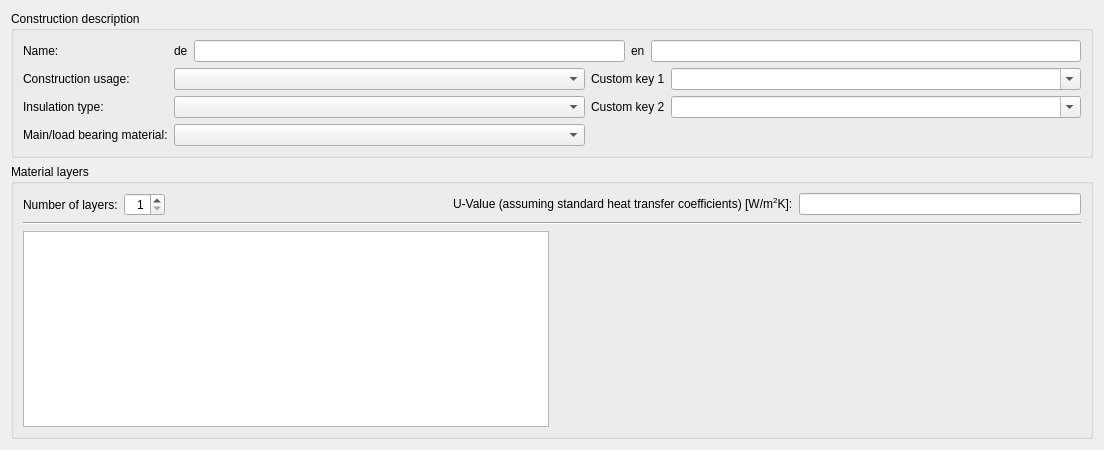
First picture: the form in SIM-VICUS/src/SVDBConstructionEditWidget.ui, repository ghorwin/SIM-VICUS, before the edit.
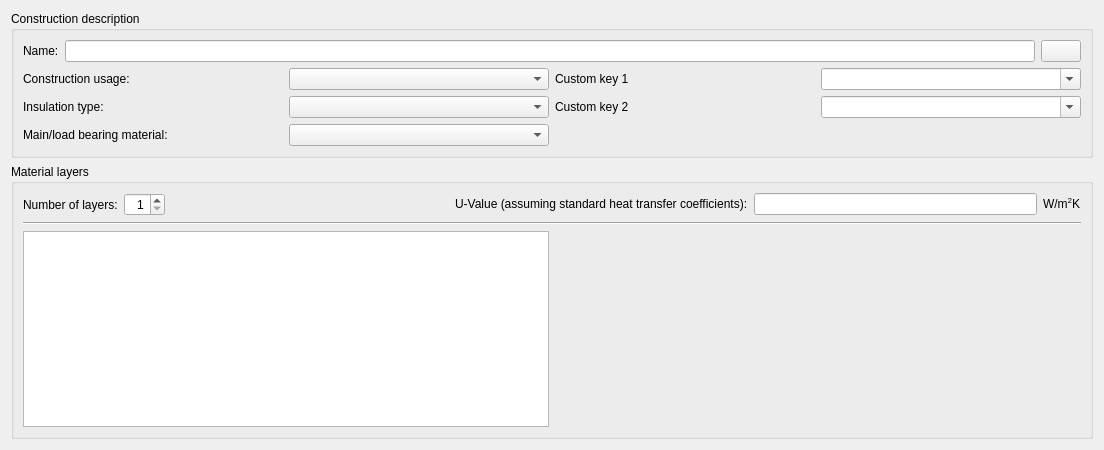
Second picture: the form after the edit. Custom widgets are drawn as their Qt base class.

Commit message: edit construction ui's

What changed in the file:
```diff
--- a/SIM-VICUS/src/SVDBConstructionEditWidget.ui
+++ b/SIM-VICUS/src/SVDBConstructionEditWidget.ui
@@ -31,93 +31,94 @@
      <property name="title">
       <string>Construction description</string>
      </property>
-     <layout class="QGridLayout" name="gridLayout" columnstretch="0,1,0,1">
+     <layout class="QGridLayout" name="gridLayout_2">
       <item row="0" column="0">
+       <layout class="QVBoxLayout" name="verticalLayout_3">
+        <item>
+         <layout class="QHBoxLayout" name="horizontalLayout_3">
+          <item>
        <widget class="QLabel" name="label_3">
         <property name="text">
          <string>Name:</string>
         </property>
        </widget>
       </item>
-      <item row="1" column="0">
+          <item>
+           <widget class="QtExt::LanguageStringEditWidget1" name="lineEditName"/>
+          </item>
+          <item>
+           <widget class="QtExt::ColorButton" name="pushButtonColor">
+            <property name="sizePolicy">
+             <sizepolicy hsizetype="Fixed" vsizetype="Fixed">
+              <horstretch>0</horstretch>
+              <verstretch>0</verstretch>
+             </sizepolicy>
+            </property>
+           </widget>
+          </item>
+         </layout>
+        </item>
+        <item>
+         <layout class="QGridLayout" name="gridLayout">
+          <item row="0" column="0">
        <widget class="QLabel" name="label_6">
         <property name="text">
          <string>Construction usage:</string>
         </property>
        </widget>
       </item>
-      <item row="1" column="1">
+          <item row="0" column="1">
        <widget class="QComboBox" name="comboBoxConstructionUsage"/>
       </item>
-      <item row="1" column="2">
+          <item row="0" column="2">
        <widget class="QLabel" name="label_7">
         <property name="text">
          <string>Custom key 1</string>
         </property>
        </widget>
       </item>
-      <item row="1" column="3">
+          <item row="0" column="3">
        <widget class="QComboBox" name="comboBoxUserKey1">
         <property name="editable">
          <bool>true</bool>
         </property>
        </widget>
       </item>
-      <item row="2" column="0">
+          <item row="1" column="0">
        <widget class="QLabel" name="label_2">
         <property name="text">
          <string>Insulation type:</string>
         </property>
        </widget>
       </item>
-      <item row="2" column="1">
+          <item row="1" column="1">
        <widget class="QComboBox" name="comboBoxInsulationKind"/>
       </item>
-      <item row="2" column="2">
+          <item row="1" column="2">
        <widget class="QLabel" name="label_8">
         <property name="text">
          <string>Custom key 2</string>
         </property>
        </widget>
       </item>
-      <item row="2" column="3">
+          <item row="1" column="3">
        <widget class="QComboBox" name="comboBoxUserKey2">
         <property name="editable">
          <bool>true</bool>
         </property>
        </widget>
       </item>
-      <item row="3" column="0">
+          <item row="2" column="0">
        <widget class="QLabel" name="label_4">
         <property name="text">
          <string>Main/load bearing material:</string>
         </property>
        </widget>
       </item>
-      <item row="3" column="1">
+          <item row="2" column="1">
        <widget class="QComboBox" name="comboBoxMaterialKind"/>
       </item>
-      <item row="0" column="1" colspan="3">
-       <layout class="QHBoxLayout" name="horizontalLayout_4">
-        <item>
-         <widget class="QLabel" name="labelNameDe">
-          <property name="text">
-           <string>de</string>
-          </property>
-         </widget>
-        </item>
-        <item>
-         <widget class="QLineEdit" name="lineEditNameDe"/>
-        </item>
-        <item>
-         <widget class="QLabel" name="labelNameEn">
-          <property name="text">
-           <string>en</string>
-          </property>
-         </widget>
-        </item>
-        <item>
-         <widget class="QLineEdit" name="lineEditNameEn"/>
+         </layout>
         </item>
        </layout>
       </item>
@@ -131,7 +132,7 @@
      </property>
      <layout class="QVBoxLayout" name="verticalLayout">
       <item>
-       <layout class="QHBoxLayout" name="horizontalLayout_3">
+       <layout class="QHBoxLayout" name="horizontalLayout">
         <item>
          <widget class="QLabel" name="label">
           <property name="sizePolicy">
@@ -174,7 +175,7 @@
         <item>
          <widget class="QLabel" name="labelUValue">
           <property name="text">
-           <string>U-Value (assuming standard heat transfer coefficients) [W/m&lt;sup&gt;2&lt;/sup&gt;K]:</string>
+           <string>&lt;html&gt;&lt;head/&gt;&lt;body&gt;&lt;p&gt;U-Value (assuming standard heat transfer coefficients):&lt;/p&gt;&lt;/body&gt;&lt;/html&gt;</string>
           </property>
          </widget>
         </item>
@@ -188,6 +189,13 @@
           </property>
          </widget>
         </item>
+        <item>
+         <widget class="QLabel" name="labelUValueUnit">
+          <property name="text">
+           <string>&lt;html&gt;&lt;head/&gt;&lt;body&gt;&lt;p&gt;W/m&lt;span style=&quot; vertical-align:super;&quot;&gt;2&lt;/span&gt;K&lt;/p&gt;&lt;/body&gt;&lt;/html&gt;</string>
+          </property>
+         </widget>
+        </item>
        </layout>
       </item>
       <item>
@@ -242,6 +250,16 @@
    <header>QtExt_ConstructionViewWidget.h</header>
    <container>1</container>
   </customwidget>
+  <customwidget>
+   <class>QtExt::ColorButton</class>
+   <extends>QPushButton</extends>
+   <header location="global">QtExt_ColorButton.h</header>
+  </customwidget>
+  <customwidget>
+   <class>QtExt::LanguageStringEditWidget1</class>
+   <extends>QLineEdit</extends>
+   <header location="global">QtExt_LanguageStringEditWidget1.h</header>
+  </customwidget>
  </customwidgets>
  <resources/>
  <connections/>
```
Lines whose indentation alone changed are shown as unchanged. The commit also changes 2 other files.
